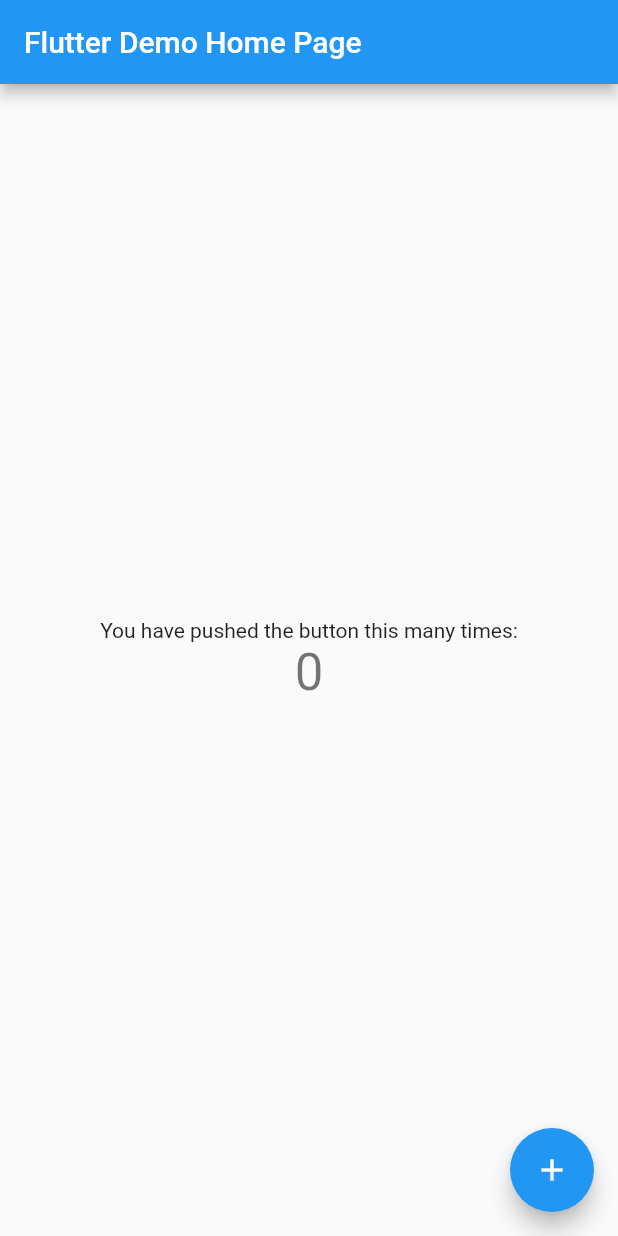
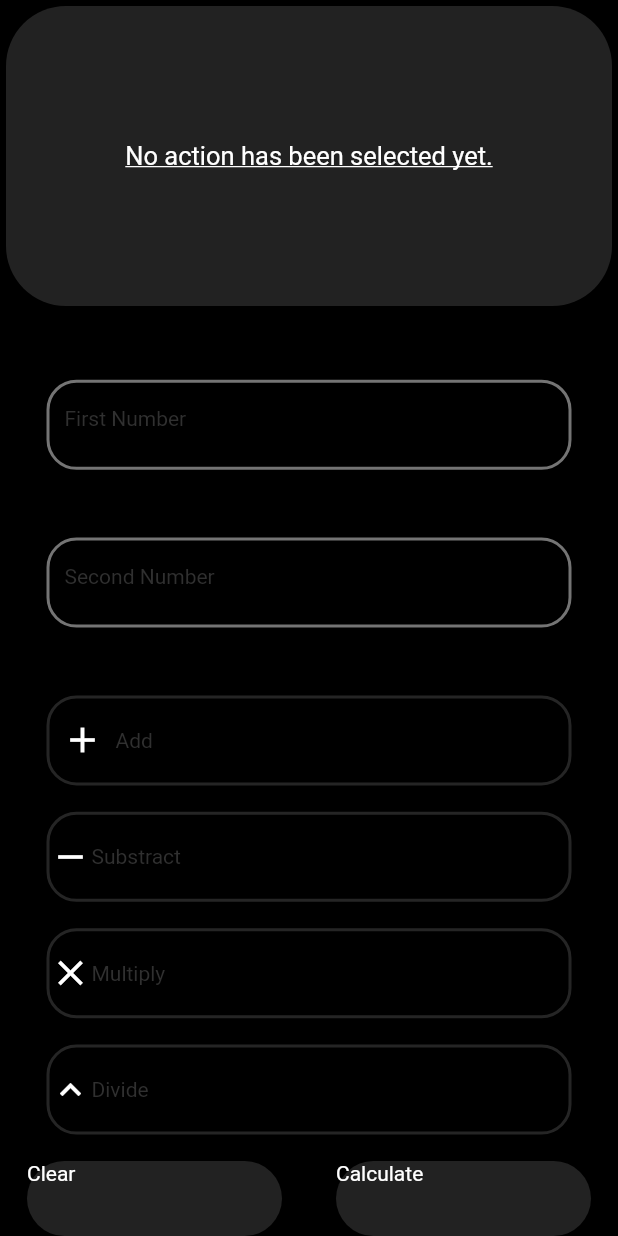
Before and after one commit to MrBuluc/Simple-Calculator, a Flutter app: the screen it shows after launch, on a phone screen of 412 x 824 dp. Run offline on Flutter 3.47's test engine with Material 2 defaults, Android fonts, the phone set to English and light mode, and no system bars; Roboto replaces fonts that are missing (Poppins).

Commit message:
designed UI from FlutterFlow

```diff
--- /dev/null
+++ b/lib/home_page.dart
@@ -0,0 +1,293 @@
+import 'package:flutter/material.dart';
+
+class HomePage extends StatefulWidget {
+  const HomePage({Key? key}) : super(key: key);
+
+  @override
+  _HomePageState createState() => _HomePageState();
+}
+
+class _HomePageState extends State<HomePage> {
+  @override
+  Widget build(BuildContext context) {
+    return Scaffold(
+      resizeToAvoidBottomInset: false,
+      backgroundColor: Colors.black,
+      body: Container(
+        width: double.infinity,
+        height: double.infinity,
+        decoration: const BoxDecoration(),
+        child: Column(
+          mainAxisSize: MainAxisSize.max,
+          mainAxisAlignment: MainAxisAlignment.spaceBetween,
+          children: [
+            Card(
+              clipBehavior: Clip.antiAliasWithSaveLayer,
+              color: Colors.black,
+              child: Material(
+                color: Colors.transparent,
+                elevation: 100,
+                shape: RoundedRectangleBorder(
+                  borderRadius: BorderRadius.circular(40),
+                ),
+                child: Container(
+                  width: double.infinity,
+                  height: 200,
+                  decoration: BoxDecoration(
+                    color: const Color(0xFF222222),
+                    borderRadius: BorderRadius.circular(40),
+                  ),
+                  child: const Center(
+                    child: Text(
+                      'No action has been selected yet.',
+                      textAlign: TextAlign.start,
+                      style: TextStyle(
+                          color: Colors.white,
+                          fontSize: 17,
+                          decoration: TextDecoration.underline),
+                    ),
+                  ),
+                ),
+              ),
+            ),
+            const SizedBox(
+              height: 10,
+            ),
+            Container(
+              width: 350,
+              height: 60,
+              decoration: BoxDecoration(
+                color: Colors.black,
+                borderRadius: BorderRadius.circular(20),
+                shape: BoxShape.rectangle,
+                border: Border.all(
+                  color: const Color(0xFF747474),
+                  width: 2,
+                ),
+              ),
+              child: Padding(
+                padding: const EdgeInsetsDirectional.fromSTEB(10, 0, 0, 0),
+                child: TextFormField(
+                  keyboardType: TextInputType.number,
+                  decoration: const InputDecoration(
+                    hintText: 'First Number',
+                    hintStyle:
+                        TextStyle(fontSize: 14, color: Color(0xFF303030)),
+                    enabledBorder: InputBorder.none,
+                    focusedBorder: InputBorder.none,
+                  ),
+                  style: const TextStyle(
+                    fontSize: 14,
+                  ),
+                ),
+              ),
+            ),
+            const SizedBox(
+              height: 10,
+            ),
+            Container(
+              width: 350,
+              height: 60,
+              decoration: BoxDecoration(
+                color: Colors.black,
+                borderRadius: BorderRadius.circular(20),
+                shape: BoxShape.rectangle,
+                border: Border.all(
+                  color: const Color(0xFF747474),
+                  width: 2,
+                ),
+              ),
+              child: Padding(
+                padding: const EdgeInsetsDirectional.fromSTEB(10, 0, 0, 0),
+                child: TextFormField(
+                  keyboardType: TextInputType.number,
+                  decoration: const InputDecoration(
+                    hintText: 'Second Number',
+                    hintStyle: TextStyle(
+                      color: Color(0xFF303030),
+                      fontSize: 14,
+                    ),
+                    enabledBorder: InputBorder.none,
+                    focusedBorder: InputBorder.none,
+                  ),
+                  style: const TextStyle(
+                    color: Color(0xFF303030),
+                    fontSize: 14,
+                  ),
+                ),
+              ),
+            ),
+            const SizedBox(
+              height: 10,
+            ),
+            Container(
+              width: 350,
+              height: 60,
+              decoration: BoxDecoration(
+                color: Colors.black,
+                borderRadius: BorderRadius.circular(20),
+                shape: BoxShape.rectangle,
+                border: Border.all(
+                  color: const Color(0xFF252525),
+                  width: 2,
+                ),
+              ),
+              child: Padding(
+                padding: const EdgeInsets.all(8.0),
+                child: Row(
+                  mainAxisSize: MainAxisSize.max,
+                  mainAxisAlignment: MainAxisAlignment.start,
+                  children: const [
+                    Icon(
+                      Icons.add,
+                      color: Colors.white,
+                      size: 28,
+                    ),
+                    Padding(
+                      padding: EdgeInsets.all(8.0),
+                      child: Text(
+                        'Add',
+                        style: TextStyle(
+                          color: Color(0xFF303030),
+                          fontSize: 14,
+                        ),
+                      ),
+                    ),
+                  ],
+                ),
+              ),
+            ),
+            Container(
+              width: 350,
+              height: 60,
+              decoration: BoxDecoration(
+                color: Colors.black,
+                borderRadius: BorderRadius.circular(20),
+                shape: BoxShape.rectangle,
+                border: Border.all(
+                  color: const Color(0xFF252525),
+                  width: 2,
+                ),
+              ),
+              child: Row(
+                mainAxisSize: MainAxisSize.max,
+                mainAxisAlignment: MainAxisAlignment.start,
+                children: const [
+                  Icon(
+                    Icons.remove,
+                    color: Colors.white,
+                    size: 28,
+                  ),
+                  Text(
+                    'Substract',
+                    style: TextStyle(
+                      color: Color(0xFF303030),
+                      fontSize: 14,
+                    ),
+                  ),
+                ],
+              ),
+            ),
+            Container(
+              width: 350,
+              height: 60,
+              decoration: BoxDecoration(
+                color: Colors.black,
+                borderRadius: BorderRadius.circular(20),
+                shape: BoxShape.rectangle,
+                border: Border.all(
+                  color: const Color(0xFF252525),
+                  width: 2,
+                ),
+              ),
+              child: Row(
+                mainAxisSize: MainAxisSize.max,
+                mainAxisAlignment: MainAxisAlignment.start,
+                children: const [
+                  Icon(
+                    Icons.close,
+                    color: Colors.white,
+                    size: 28,
+                  ),
+                  Text(
+                    'Multiply',
+                    style: TextStyle(
+                      color: Color(0xFF303030),
+                      fontSize: 14,
+                    ),
+                  ),
+                ],
+              ),
+            ),
+            Container(
+              width: 350,
+              height: 60,
+              decoration: BoxDecoration(
+                color: Colors.black,
+                borderRadius: BorderRadius.circular(20),
+                shape: BoxShape.rectangle,
+                border: Border.all(
+                  color: const Color(0xFF252525),
+                  width: 2,
+                ),
+              ),
+              child: Row(
+                mainAxisSize: MainAxisSize.max,
+                mainAxisAlignment: MainAxisAlignment.start,
+                children: const [
+                  Icon(
+                    Icons.keyboard_arrow_up_sharp,
+                    color: Colors.white,
+                    size: 28,
+                  ),
+                  Text(
+                    'Divide',
+                    style: TextStyle(
+                      color: Color(0xFF303030),
+                      fontSize: 14,
+                    ),
+                  ),
+                ],
+              ),
+            ),
+            Row(
+              mainAxisSize: MainAxisSize.max,
+              mainAxisAlignment: MainAxisAlignment.spaceAround,
+              children: [
+                Container(
+                  width: 170,
+                  height: 50,
+                  decoration: BoxDecoration(
+                    color: const Color(0xFF222222),
+                    borderRadius: BorderRadius.circular(30),
+                  ),
+                  child: const Text(
+                    'Clear',
+                    style: TextStyle(
+                      color: Colors.white,
+                    ),
+                  ),
+                ),
+                Container(
+                  width: 170,
+                  height: 50,
+                  decoration: BoxDecoration(
+                    color: const Color(0xFF222222),
+                    borderRadius: BorderRadius.circular(30),
+                  ),
+                  child: const Text(
+                    'Calculate',
+                    style: TextStyle(
+                      fontFamily: 'Poppins',
+                      color: Colors.white,
+                    ),
+                  ),
+                ),
+              ],
+            ),
+          ],
+        ),
+      ),
+    );
+  }
+}
--- a/lib/main.dart
+++ b/lib/main.dart
@@ -1,4 +1,5 @@
 import 'package:flutter/material.dart';
+import 'package:simple_calculator/home_page.dart';
 
 void main() {
   runApp(const MyApp());
@@ -7,109 +8,15 @@ void main() {
 class MyApp extends StatelessWidget {
   const MyApp({Key? key}) : super(key: key);
 
-  // This widget is the root of your application.
   @override
   Widget build(BuildContext context) {
     return MaterialApp(
-      title: 'Flutter Demo',
+      title: 'Simple Calculator',
+      debugShowCheckedModeBanner: false,
       theme: ThemeData(
-        // This is the theme of your application.
-        //
-        // Try running your application with "flutter run". You'll see the
-        // application has a blue toolbar. Then, without quitting the app, try
-        // changing the primarySwatch below to Colors.green and then invoke
-        // "hot reload" (press "r" in the console where you ran "flutter run",
-        // or simply save your changes to "hot reload" in a Flutter IDE).
-        // Notice that the counter didn't reset back to zero; the application
-        // is not restarted.
         primarySwatch: Colors.blue,
       ),
-      home: const MyHomePage(title: 'Flutter Demo Home Page'),
+      home: const HomePage(),
     );
   }
 }
-
-class MyHomePage extends StatefulWidget {
-  const MyHomePage({Key? key, required this.title}) : super(key: key);
-
-  // This widget is the home page of your application. It is stateful, meaning
-  // that it has a State object (defined below) that contains fields that affect
-  // how it looks.
-
-  // This class is the configuration for the state. It holds the values (in this
-  // case the title) provided by the parent (in this case the App widget) and
-  // used by the build method of the State. Fields in a Widget subclass are
-  // always marked "final".
-
-  final String title;
-
-  @override
-  State<MyHomePage> createState() => _MyHomePageState();
-}
-
-class _MyHomePageState extends State<MyHomePage> {
-  int _counter = 0;
-
-  void _incrementCounter() {
-    setState(() {
-      // This call to setState tells the Flutter framework that something has
-      // changed in this State, which causes it to rerun the build method below
-      // so that the display can reflect the updated values. If we changed
-      // _counter without calling setState(), then the build method would not be
-      // called again, and so nothing would appear to happen.
-      _counter++;
-    });
-  }
-
-  @override
-  Widget build(BuildContext context) {
-    // This method is rerun every time setState is called, for instance as done
-    // by the _incrementCounter method above.
-    //
-    // The Flutter framework has been optimized to make rerunning build methods
-    // fast, so that you can just rebuild anything that needs updating rather
-    // than having to individually change instances of widgets.
-    return Scaffold(
-      appBar: AppBar(
-        // Here we take the value from the MyHomePage object that was created by
-        // the App.build method, and use it to set our appbar title.
-        title: Text(widget.title),
-      ),
-      body: Center(
-        // Center is a layout widget. It takes a single child and positions it
-        // in the middle of the parent.
-        child: Column(
-          // Column is also a layout widget. It takes a list of children and
-          // arranges them vertically. By default, it sizes itself to fit its
-          // children horizontally, and tries to be as tall as its parent.
-          //
-          // Invoke "debug painting" (press "p" in the console, choose the
-          // "Toggle Debug Paint" action from the Flutter Inspector in Android
-          // Studio, or the "Toggle Debug Paint" command in Visual Studio Code)
-          // to see the wireframe for each widget.
-          //
-          // Column has various properties to control how it sizes itself and
-          // how it positions its children. Here we use mainAxisAlignment to
-          // center the children vertically; the main axis here is the vertical
-          // axis because Columns are vertical (the cross axis would be
-          // horizontal).
-          mainAxisAlignment: MainAxisAlignment.center,
-          children: <Widget>[
-            const Text(
-              'You have pushed the button this many times:',
-            ),
-            Text(
-              '$_counter',
-              style: Theme.of(context).textTheme.headline4,
-            ),
-          ],
-        ),
-      ),
-      floatingActionButton: FloatingActionButton(
-        onPressed: _incrementCounter,
-        tooltip: 'Increment',
-        child: const Icon(Icons.add),
-      ), // This trailing comma makes auto-formatting nicer for build methods.
-    );
-  }
-}
```
